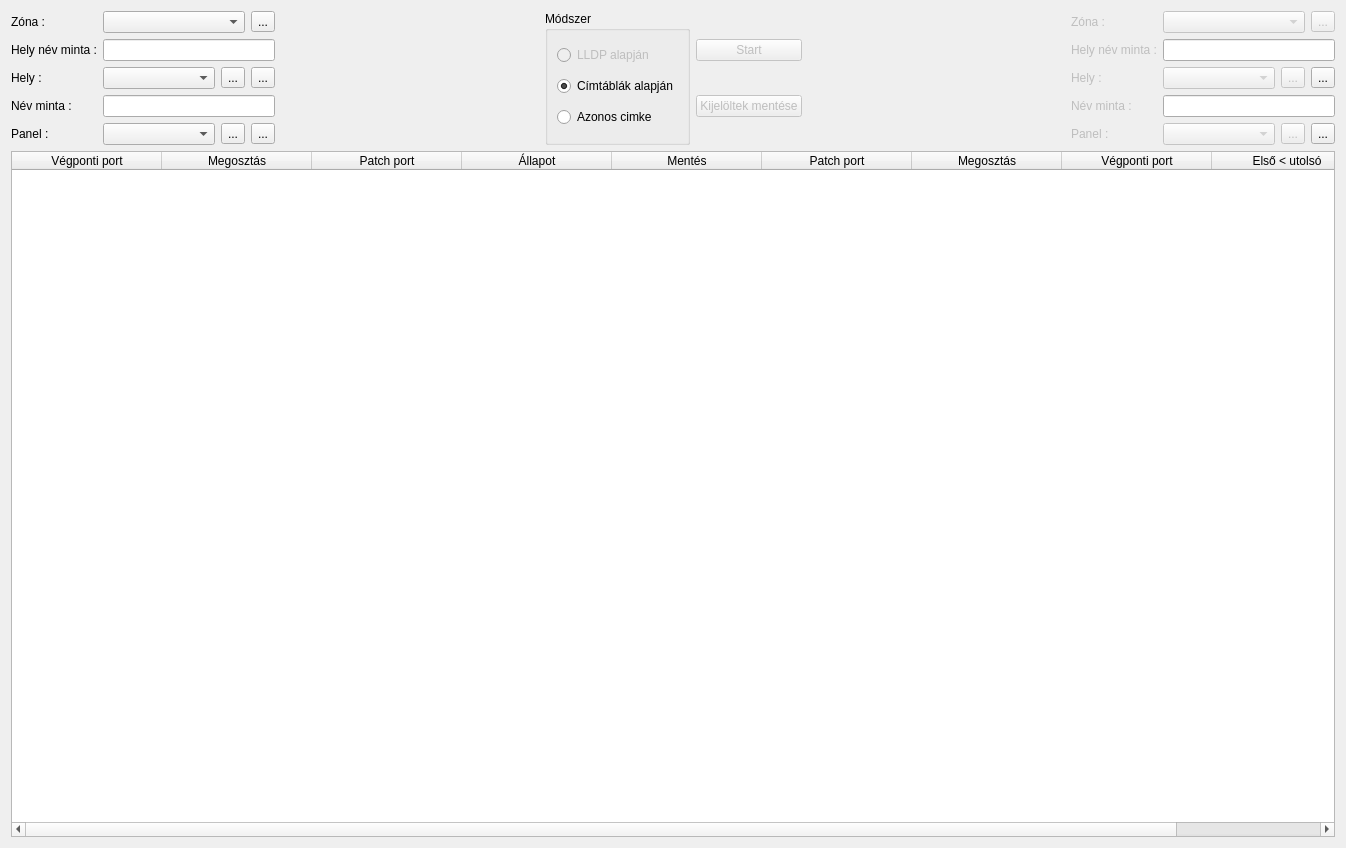
This is lv2g/deducepatch.ui in csikfer/lanview2 as Qt 5 draws it before an edit. The edited form follows.
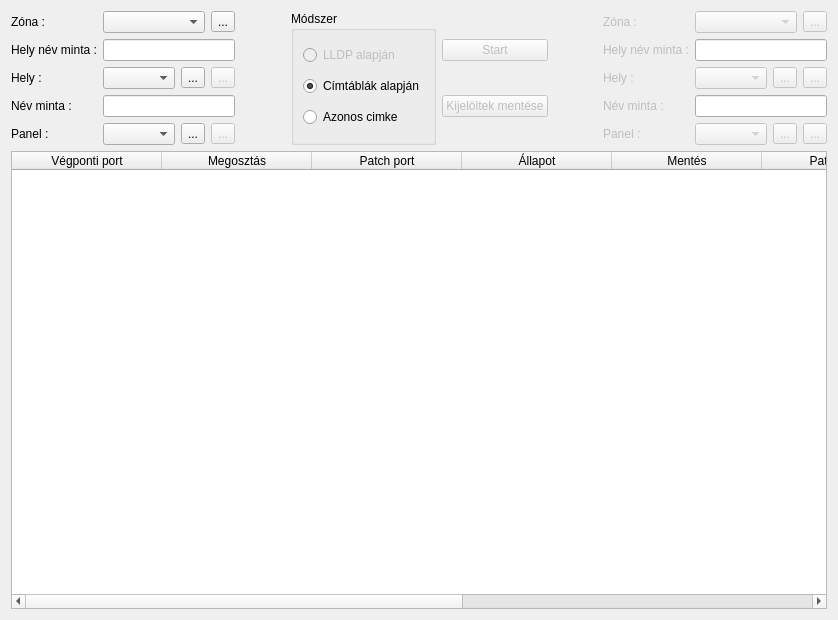
This is the edited form. Icons and pictures are not drawn.

Diff of the .ui file:
```diff
--- a/lv2g/deducepatch.ui
+++ b/lv2g/deducepatch.ui
@@ -6,8 +6,8 @@
    <rect>
     <x>0</x>
     <y>0</y>
-    <width>1346</width>
-    <height>848</height>
+    <width>838</width>
+    <height>620</height>
    </rect>
   </property>
   <property name="windowTitle">
@@ -67,6 +67,9 @@
          </item>
          <item>
           <widget class="QToolButton" name="toolButtonPatchInfo">
+           <property name="enabled">
+            <bool>false</bool>
+           </property>
            <property name="text">
             <string>...</string>
            </property>
@@ -106,6 +109,9 @@
          </item>
          <item>
           <widget class="QToolButton" name="toolButtonPlaceInfo">
+           <property name="enabled">
+            <bool>false</bool>
+           </property>
            <property name="text">
             <string>...</string>
            </property>
@@ -313,6 +319,9 @@
          </item>
          <item>
           <widget class="QToolButton" name="toolButtonPlaceInfo2">
+           <property name="enabled">
+            <bool>false</bool>
+           </property>
            <property name="text">
             <string>...</string>
            </property>
@@ -349,6 +358,9 @@
          </item>
          <item>
           <widget class="QToolButton" name="toolButtonPatchInfo2">
+           <property name="enabled">
+            <bool>false</bool>
+           </property>
            <property name="text">
             <string>...</string>
            </property>
```
Left out of the diff: 14 changed lines with no effect on the pictures.
